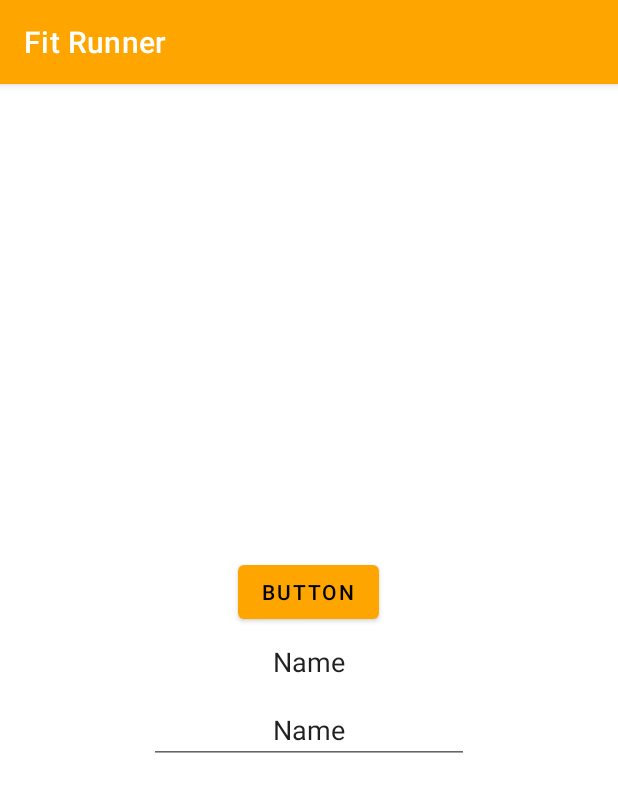
After one commit to Lu555ak/AndroidTest, an Android app: the activity_high screen opened directly, with no data from a screen before it, on a phone screen of 412 x 824 dp. The commit adds this screen. Shown: the top 792 px of the screen. Run offline under Robolectric (Android 15) with nearby library versions, the phone set to English and light mode, and no system bars.

Commit message:
DB connect

```diff
--- /dev/null
+++ b/app/src/main/java/com/example/androidtest/activity_high.kt
@@ -0,0 +1,30 @@
+package com.example.androidtest
+
+import androidx.appcompat.app.AppCompatActivity
+import android.os.Bundle
+import android.widget.Button
+import android.widget.EditText
+
+class activity_high : AppCompatActivity() {
+
+    private lateinit var insert_button: Button
+    private lateinit var name_input: EditText
+    private lateinit var steps_input: EditText
+
+    override fun onCreate(savedInstanceState: Bundle?) {
+        super.onCreate(savedInstanceState)
+        setContentView(R.layout.activity_high)
+
+        insert_button=findViewById(R.id.insert_button)
+        name_input=findViewById(R.id.name_input)
+        steps_input=findViewById(R.id.steps_input)
+
+        insert_button.setOnClickListener {
+            val name = name_input.text.toString()
+            val steps = steps_input.text.toString().toInt()
+
+            val db = Data(this)
+            db.addHighScore(name.trim(), steps)
+        }
+    }
+}
--- /dev/null
+++ b/app/src/main/res/layout/activity_high.xml
@@ -0,0 +1,40 @@
+<?xml version="1.0" encoding="utf-8"?>
+<androidx.constraintlayout.widget.ConstraintLayout xmlns:android="http://schemas.android.com/apk/res/android"
+    xmlns:app="http://schemas.android.com/apk/res-auto"
+    xmlns:tools="http://schemas.android.com/tools"
+    android:layout_width="match_parent"
+    android:layout_height="match_parent"
+    tools:context=".activity_high">
+
+    <LinearLayout
+        android:layout_width="match_parent"
+        android:layout_height="match_parent"
+        android:gravity="center"
+        android:orientation="vertical">
+
+        <Button
+            android:id="@+id/insert_button"
+            android:layout_width="wrap_content"
+            android:layout_height="wrap_content"
+            android:gravity="center|center_horizontal|center_vertical"
+            android:text="Button" />
+
+        <EditText
+            android:id="@+id/name_input"
+            android:layout_width="wrap_content"
+            android:layout_height="wrap_content"
+            android:ems="10"
+            android:gravity="center|center_horizontal|center_vertical"
+            android:inputType="textPersonName"
+            android:text="Name" />
+
+        <EditText
+            android:id="@+id/steps_input"
+            android:layout_width="wrap_content"
+            android:layout_height="wrap_content"
+            android:ems="10"
+            android:gravity="center|center_horizontal|center_vertical"
+            android:inputType="textPersonName"
+            android:text="Name" />
+    </LinearLayout>
+</androidx.constraintlayout.widget.ConstraintLayout>
--- a/app/src/main/res/layout/activity_main.xml
+++ b/app/src/main/res/layout/activity_main.xml
@@ -48,5 +48,11 @@
             android:inputType="textPersonName"
             android:minHeight="48dp"
             android:text="Name" />
+
+        <Button
+            android:id="@+id/highscore"
+            android:layout_width="wrap_content"
+            android:layout_height="wrap_content"
+            android:text="Highscore" />
     </LinearLayout>
 </androidx.constraintlayout.widget.ConstraintLayout>
```
Also changed, not shown: app/src/main/AndroidManifest.xml (+7 -0 lines), app/src/main/java/com/example/androidtest/Data.kt (added, +43 -0 lines), app/src/main/java/com/example/androidtest/MainActivity.kt (+10 -0 lines), 1 other file.
